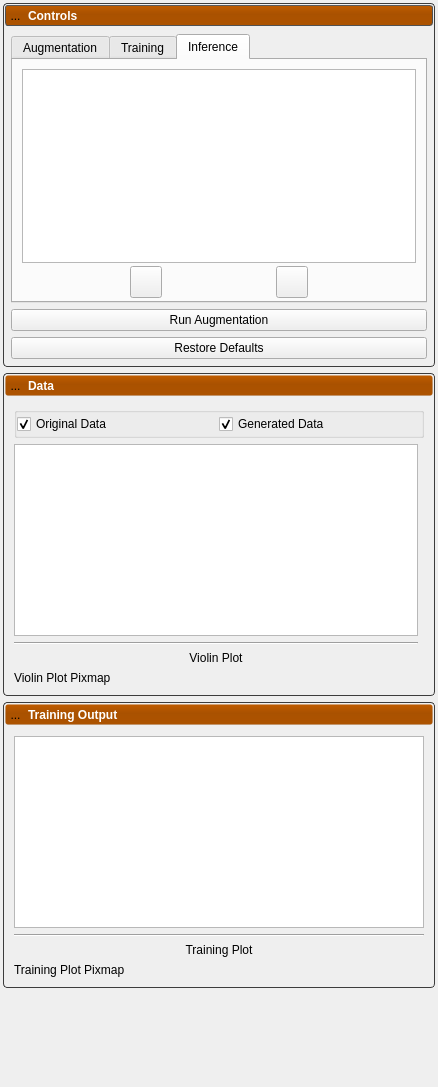
This is Studio/src/DeepSSM/DeepSSMTool.ui in SCIInstitute/ShapeWorks as Qt 5 draws it before an edit. The edited form follows.
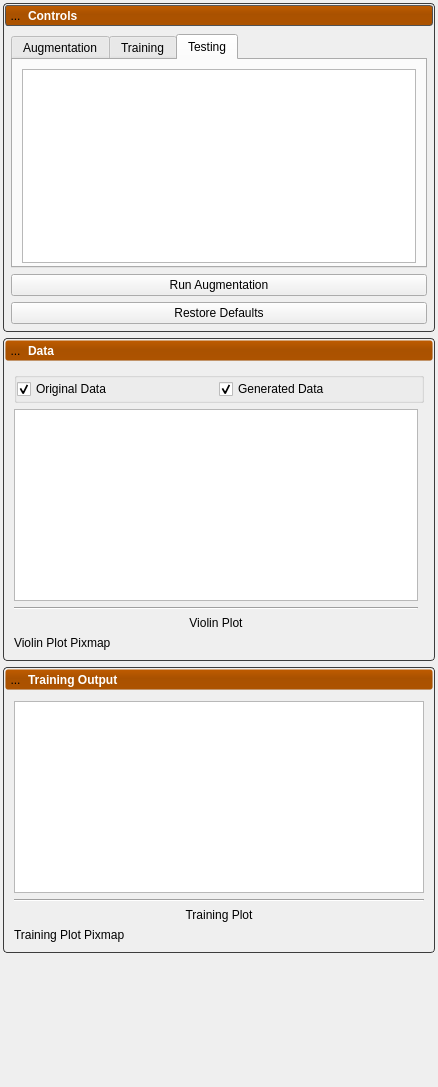
This is the edited form. Icons and pictures are not drawn.

Patch:
```diff
--- a/Studio/src/DeepSSM/DeepSSMTool.ui
+++ b/Studio/src/DeepSSM/DeepSSMTool.ui
@@ -594,7 +594,7 @@
               </widget>
               <widget class="QWidget" name="inference_tab">
                <attribute name="title">
-                <string>Inference</string>
+                <string>Testing</string>
                </attribute>
                <layout class="QGridLayout" name="gridLayout_2">
                 <property name="bottomMargin">
@@ -606,82 +606,6 @@
                 <item row="0" column="0">
                  <widget class="QTableWidget" name="inference_table"/>
                 </item>
-                <item row="1" column="0">
-                 <widget class="QWidget" name="widget" native="true">
-                  <property name="sizePolicy">
-                   <sizepolicy hsizetype="Preferred" vsizetype="Fixed">
-                    <horstretch>0</horstretch>
-                    <verstretch>0</verstretch>
-                   </sizepolicy>
-                  </property>
-                  <layout class="QHBoxLayout" name="horizontalLayout">
-                   <property name="leftMargin">
-                    <number>0</number>
-                   </property>
-                   <property name="topMargin">
-                    <number>0</number>
-                   </property>
-                   <property name="rightMargin">
-                    <number>0</number>
-                   </property>
-                   <property name="bottomMargin">
-                    <number>0</number>
-                   </property>
-                   <item>
-                    <widget class="QPushButton" name="inference_delete">
-                     <property name="minimumSize">
-                      <size>
-                       <width>32</width>
-                       <height>32</height>
-                      </size>
-                     </property>
-                     <property name="maximumSize">
-                      <size>
-                       <width>32</width>
-                       <height>32</height>
-                      </size>
-                     </property>
-                     <property name="toolTip">
-                      <string>Remove selected</string>
-                     </property>
-                     <property name="text">
-                      <string/>
-                     </property>
-                     <property name="icon">
-                      <iconset resource="../Resources/ShapeWorksStudio.qrc">
-                       <normaloff>:/Studio/Images/remove.png</normaloff>:/Studio/Images/remove.png</iconset>
-                     </property>
-                    </widget>
-                   </item>
-                   <item>
-                    <widget class="QPushButton" name="inference_import">
-                     <property name="minimumSize">
-                      <size>
-                       <width>32</width>
-                       <height>32</height>
-                      </size>
-                     </property>
-                     <property name="maximumSize">
-                      <size>
-                       <width>32</width>
-                       <height>32</height>
-                      </size>
-                     </property>
-                     <property name="toolTip">
-                      <string>Import images</string>
-                     </property>
-                     <property name="text">
-                      <string/>
-                     </property>
-                     <property name="icon">
-                      <iconset resource="../Resources/ShapeWorksStudio.qrc">
-                       <normaloff>:/Studio/Images/add.png</normaloff>:/Studio/Images/add.png</iconset>
-                     </property>
-                    </widget>
-                   </item>
-                  </layout>
-                 </widget>
-                </item>
                </layout>
               </widget>
              </widget>
```
Left out of the diff: 2 changed lines with no effect on the pictures.
